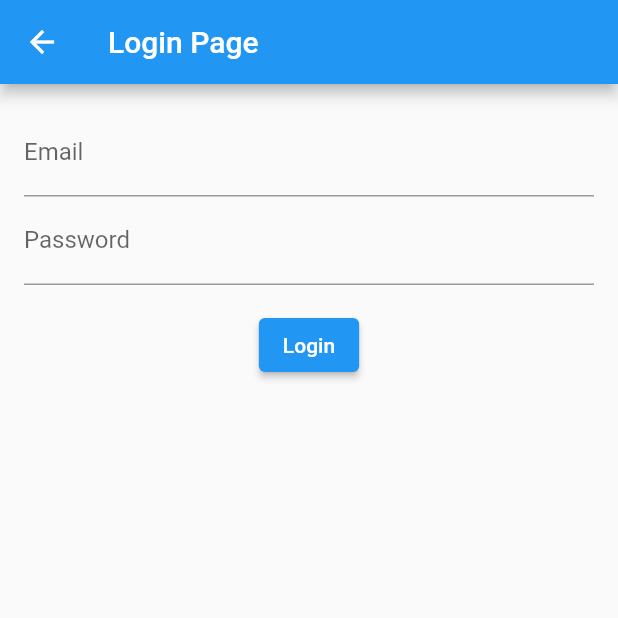
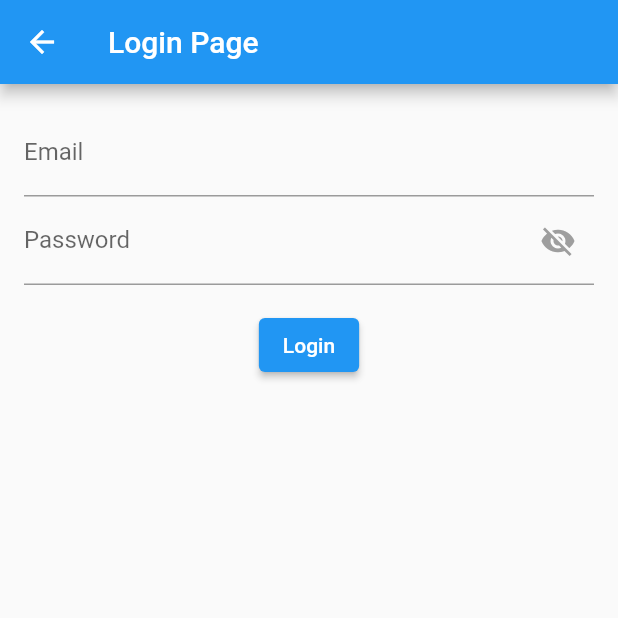
Before and after one commit to mosil/flutter-demo-storage, a Flutter app: the screen it shows after launch, after a tap on "Sign in with email", on a phone screen of 412 x 824 dp, the top half of it. Run offline on Flutter 3.47's test engine with Material 2 defaults, Android fonts, the phone set to English and light mode, and no system bars.

Commit message:
chore: add Form and TextEditingController in login_page

```diff
--- a/lib/ui/login_page.dart
+++ b/lib/ui/login_page.dart
@@ -9,6 +9,12 @@ class LoginPage extends StatefulWidget {
 }
 
 class _LoginPageState extends State<LoginPage> {
+  final GlobalKey _formKey = GlobalKey<FormState>();
+  final TextEditingController _emailController = TextEditingController();
+  final TextEditingController _passwordController = TextEditingController();
+
+  bool _passwordVisible = false;
+
   @override
   Widget build(BuildContext context) {
     return Scaffold(
@@ -19,19 +25,37 @@ class _LoginPageState extends State<LoginPage> {
         padding: const EdgeInsets.all(
           16.0,
         ),
+        child: Form(
+          key: _formKey,
           child: Column(
             children: <Widget>[
-            const TextField(
-              decoration: InputDecoration(
+              TextFormField(
+                controller: _emailController,
+                decoration: const InputDecoration(
                   labelText: 'Email',
                   hintText: 'Input your email',
                 ),
                 keyboardType: TextInputType.emailAddress,
               ),
-            const TextField(
+              TextFormField(
+                controller: _passwordController,
+                obscureText: _passwordVisible,
                 decoration: InputDecoration(
                   labelText: 'Password',
                   hintText: 'Input your password',
+                  suffixIcon: IconButton(
+                    icon: Icon(
+                      _passwordVisible
+                          ? Icons.visibility
+                          : Icons.visibility_off,
+                      color: Colors.grey,
+                    ),
+                    onPressed: () {
+                      setState(() {
+                        _passwordVisible = !_passwordVisible;
+                      });
+                    },
+                  ),
                 ),
               ),
               const SizedBox(
@@ -51,6 +75,7 @@ class _LoginPageState extends State<LoginPage> {
             ],
           ),
         ),
+      ),
     );
   }
 }
```
Lines whose indentation alone changed are shown as unchanged.
